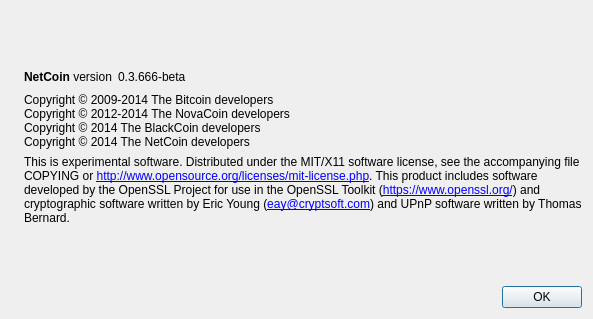
Meee32/net2-1, file src/qt/forms/aboutdialog.ui: the form before one commit.
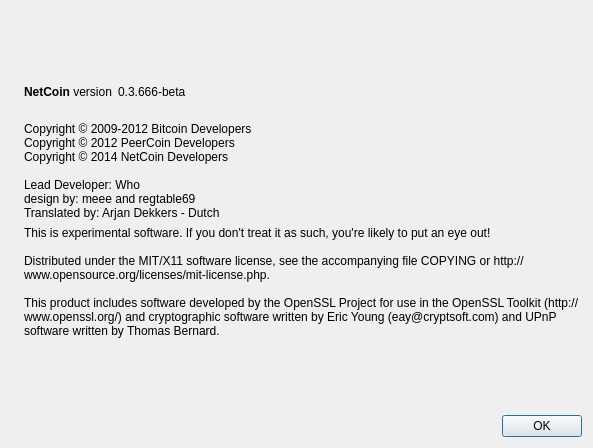
The form after the commit. Icons and pictures are not drawn.

What changed in the file:
```diff
--- a/src/qt/forms/aboutdialog.ui
+++ b/src/qt/forms/aboutdialog.ui
@@ -7,12 +7,15 @@
     <x>0</x>
     <y>0</y>
     <width>593</width>
-    <height>319</height>
+    <height>448</height>
    </rect>
   </property>
   <property name="windowTitle">
    <string>About NetCoin</string>
   </property>
+  <property name="styleSheet">
+   <string notr="true"/>
+  </property>
   <layout class="QHBoxLayout" name="horizontalLayout_2">
    <item>
     <widget class="QLabel" name="label_4">
@@ -31,6 +34,124 @@
     <layout class="QVBoxLayout" name="verticalLayout_2">
      <item>
       <spacer name="verticalSpacer_2">
+       <property name="palette">
+        <palette>
+         <active>
+          <colorrole role="WindowText">
+           <brush brushstyle="SolidPattern">
+            <color alpha="255">
+             <red>255</red>
+             <green>170</green>
+             <blue>0</blue>
+            </color>
+           </brush>
+          </colorrole>
+          <colorrole role="Text">
+           <brush brushstyle="SolidPattern">
+            <color alpha="255">
+             <red>255</red>
+             <green>170</green>
+             <blue>0</blue>
+            </color>
+           </brush>
+          </colorrole>
+          <colorrole role="BrightText">
+           <brush brushstyle="SolidPattern">
+            <color alpha="255">
+             <red>255</red>
+             <green>170</green>
+             <blue>0</blue>
+            </color>
+           </brush>
+          </colorrole>
+          <colorrole role="ButtonText">
+           <brush brushstyle="SolidPattern">
+            <color alpha="255">
+             <red>255</red>
+             <green>170</green>
+             <blue>0</blue>
+            </color>
+           </brush>
+          </colorrole>
+         </active>
+         <inactive>
+          <colorrole role="WindowText">
+           <brush brushstyle="SolidPattern">
+            <color alpha="255">
+             <red>255</red>
+             <green>170</green>
+             <blue>0</blue>
+            </color>
+           </brush>
+          </colorrole>
+          <colorrole role="Text">
+           <brush brushstyle="SolidPattern">
+            <color alpha="255">
+             <red>255</red>
+             <green>170</green>
+             <blue>0</blue>
+            </color>
+           </brush>
+          </colorrole>
+          <colorrole role="BrightText">
+           <brush brushstyle="SolidPattern">
+            <color alpha="255">
+             <red>255</red>
+             <green>170</green>
+             <blue>0</blue>
+            </color>
+           </brush>
+          </colorrole>
+          <colorrole role="ButtonText">
+           <brush brushstyle="SolidPattern">
+            <color alpha="255">
+             <red>255</red>
+             <green>170</green>
+             <blue>0</blue>
+            </color>
+           </brush>
+          </colorrole>
+         </inactive>
+         <disabled>
+          <colorrole role="WindowText">
+           <brush brushstyle="SolidPattern">
+            <color alpha="255">
+             <red>159</red>
+             <green>158</green>
+             <blue>158</blue>
+            </color>
+           </brush>
+          </colorrole>
+          <colorrole role="Text">
+           <brush brushstyle="SolidPattern">
+            <color alpha="255">
+             <red>159</red>
+             <green>158</green>
+             <blue>158</blue>
+            </color>
+           </brush>
+          </colorrole>
+          <colorrole role="BrightText">
+           <brush brushstyle="SolidPattern">
+            <color alpha="255">
+             <red>255</red>
+             <green>170</green>
+             <blue>0</blue>
+            </color>
+           </brush>
+          </colorrole>
+          <colorrole role="ButtonText">
+           <brush brushstyle="SolidPattern">
+            <color alpha="255">
+             <red>159</red>
+             <green>158</green>
+             <blue>158</blue>
+            </color>
+           </brush>
+          </colorrole>
+         </disabled>
+        </palette>
+       </property>
        <property name="orientation">
         <enum>Qt::Vertical</enum>
        </property>
@@ -72,6 +193,124 @@
        </item>
        <item>
         <spacer name="horizontalSpacer">
+         <property name="palette">
+          <palette>
+           <active>
+            <colorrole role="WindowText">
+             <brush brushstyle="SolidPattern">
+              <color alpha="255">
+               <red>255</red>
+               <green>170</green>
+               <blue>0</blue>
+              </color>
+             </brush>
+            </colorrole>
+            <colorrole role="Text">
+             <brush brushstyle="SolidPattern">
+              <color alpha="255">
+               <red>255</red>
+               <green>170</green>
+               <blue>0</blue>
+              </color>
+             </brush>
+            </colorrole>
+            <colorrole role="BrightText">
+             <brush brushstyle="SolidPattern">
+              <color alpha="255">
+               <red>255</red>
+               <green>170</green>
+               <blue>0</blue>
+              </color>
+             </brush>
+            </colorrole>
+            <colorrole role="ButtonText">
+             <brush brushstyle="SolidPattern">
+              <color alpha="255">
+               <red>255</red>
+               <green>170</green>
+               <blue>0</blue>
+              </color>
+             </brush>
+            </colorrole>
+           </active>
+           <inactive>
+            <colorrole role="WindowText">
+             <brush brushstyle="SolidPattern">
+              <color alpha="255">
+               <red>255</red>
+               <green>170</green>
+               <blue>0</blue>
+              </color>
+             </brush>
+            </colorrole>
+            <colorrole role="Text">
+             <brush brushstyle="SolidPattern">
+              <color alpha="255">
+               <red>255</red>
+               <green>170</green>
+               <blue>0</blue>
+              </color>
+             </brush>
+            </colorrole>
+            <colorrole role="BrightText">
+             <brush brushstyle="SolidPattern">
+              <color alpha="255">
+               <red>255</red>
+               <green>170</green>
+               <blue>0</blue>
+              </color>
+             </brush>
+            </colorrole>
+            <colorrole role="ButtonText">
+             <brush brushstyle="SolidPattern">
+              <color alpha="255">
+               <red>255</red>
+               <green>170</green>
+               <blue>0</blue>
+              </color>
+             </brush>
+            </colorrole>
+           </inactive>
+           <disabled>
+            <colorrole role="WindowText">
+             <brush brushstyle="SolidPattern">
+              <color alpha="255">
+               <red>159</red>
+               <green>158</green>
+               <blue>158</blue>
+              </color>
+             </brush>
+            </colorrole>
+            <colorrole role="Text">
+             <brush brushstyle="SolidPattern">
+              <color alpha="255">
+               <red>159</red>
+               <green>158</green>
+               <blue>158</blue>
+              </color>
+             </brush>
+            </colorrole>
+            <colorrole role="BrightText">
+             <brush brushstyle="SolidPattern">
+              <color alpha="255">
+               <red>255</red>
+               <green>170</green>
+               <blue>0</blue>
+              </color>
+             </brush>
+            </colorrole>
+            <colorrole role="ButtonText">
+             <brush brushstyle="SolidPattern">
+              <color alpha="255">
+               <red>159</red>
+               <green>158</green>
+               <blue>158</blue>
+              </color>
+             </brush>
+            </colorrole>
+           </disabled>
+          </palette>
+         </property>
          <property name="orientation">
           <enum>Qt::Horizontal</enum>
          </property>
@@ -91,31 +330,31 @@
         <cursorShape>IBeamCursor</cursorShape>
        </property>
        <property name="text">
-        <string>Copyright © 2009-2014 The Bitcoin developers
-Copyright © 2012-2014 The NovaCoin developers
-Copyright © 2014 The BlackCoin developers
-Copyright © 2014 The NetCoin developers</string>
-       </property>
-       <property name="textInteractionFlags">
-        <set>Qt::LinksAccessibleByMouse|Qt::TextSelectableByKeyboard|Qt::TextSelectableByMouse</set>
-       </property>
-      </widget>
-     </item>
-     <item>
-      <widget class="QLabel" name="label_2">
-       <property name="cursor">
-        <cursorShape>IBeamCursor</cursorShape>
-       </property>
-       <property name="text">
         <string>
-This is experimental software.
+Copyright © 2009-2012 Bitcoin Developers
+Copyright © 2012 PeerCoin Developers
+Copyright © 2014 NetCoin Developers
 
-Distributed under the MIT/X11 software license, see the accompanying file COPYING or &lt;a href=&quot;http://www.opensource.org/licenses/mit-license.php&quot;&gt;http://www.opensource.org/licenses/mit-license.php&lt;/a&gt;.
-
-This product includes software developed by the OpenSSL Project for use in the OpenSSL Toolkit (&lt;a href=&quot;https://www.openssl.org/&quot;&gt;https://www.openssl.org/&lt;/a&gt;) and cryptographic software written by Eric Young (&lt;a href=&quot;mailto:eay@cryptsoft.com&quot;&gt;eay@cryptsoft.com&lt;/a&gt;) and UPnP software written by Thomas Bernard.</string>
+Lead Developer: Who
+design by: meee and regtable69
+Translated by: Arjan Dekkers - Dutch</string>
        </property>
-       <property name="textFormat">
-        <enum>Qt::RichText</enum>
+       <property name="textInteractionFlags">
+        <set>Qt::LinksAccessibleByMouse|Qt::TextSelectableByKeyboard|Qt::TextSelectableByMouse</set>
+       </property>
+      </widget>
+     </item>
+     <item>
+      <widget class="QLabel" name="label_2">
+       <property name="cursor">
+        <cursorShape>IBeamCursor</cursorShape>
+       </property>
+       <property name="text">
+        <string>This is experimental software. If you don't treat it as such, you're likely to put an eye out!
+
+Distributed under the MIT/X11 software license, see the accompanying file COPYING or http://www.opensource.org/licenses/mit-license.php.
+
+This product includes software developed by the OpenSSL Project for use in the OpenSSL Toolkit (http://www.openssl.org/) and cryptographic software written by Eric Young (eay@cryptsoft.com) and UPnP software written by Thomas Bernard.</string>
        </property>
        <property name="wordWrap">
         <bool>true</bool>
@@ -127,6 +366,124 @@
      </item>
      <item>
       <spacer name="verticalSpacer">
+       <property name="palette">
+        <palette>
+         <active>
+          <colorrole role="WindowText">
+           <brush brushstyle="SolidPattern">
+            <color alpha="255">
+             <red>255</red>
+             <green>170</green>
+             <blue>0</blue>
+            </color>
+           </brush>
+          </colorrole>
+          <colorrole role="Text">
+           <brush brushstyle="SolidPattern">
+            <color alpha="255">
+             <red>255</red>
+             <green>170</green>
+             <blue>0</blue>
+            </color>
+           </brush>
+          </colorrole>
+          <colorrole role="BrightText">
+           <brush brushstyle="SolidPattern">
+            <color alpha="255">
+             <red>255</red>
+             <green>170</green>
+             <blue>0</blue>
+            </color>
+           </brush>
+          </colorrole>
+          <colorrole role="ButtonText">
+           <brush brushstyle="SolidPattern">
+            <color alpha="255">
+             <red>255</red>
+             <green>170</green>
+             <blue>0</blue>
+            </color>
+           </brush>
+          </colorrole>
+         </active>
+         <inactive>
+          <colorrole role="WindowText">
+           <brush brushstyle="SolidPattern">
+            <color alpha="255">
+             <red>255</red>
+             <green>170</green>
+             <blue>0</blue>
+            </color>
+           </brush>
+          </colorrole>
+          <colorrole role="Text">
+           <brush brushstyle="SolidPattern">
+            <color alpha="255">
+             <red>255</red>
+             <green>170</green>
+             <blue>0</blue>
+            </color>
+           </brush>
+          </colorrole>
+          <colorrole role="BrightText">
+           <brush brushstyle="SolidPattern">
+            <color alpha="255">
+             <red>255</red>
+             <green>170</green>
+             <blue>0</blue>
+            </color>
+           </brush>
+          </colorrole>
+          <colorrole role="ButtonText">
+           <brush brushstyle="SolidPattern">
+            <color alpha="255">
+             <red>255</red>
+             <green>170</green>
+             <blue>0</blue>
+            </color>
+           </brush>
+          </colorrole>
+         </inactive>
+         <disabled>
+          <colorrole role="WindowText">
+           <brush brushstyle="SolidPattern">
+            <color alpha="255">
+             <red>159</red>
+             <green>158</green>
+             <blue>158</blue>
+            </color>
+           </brush>
+          </colorrole>
+          <colorrole role="Text">
+           <brush brushstyle="SolidPattern">
+            <color alpha="255">
+             <red>159</red>
+             <green>158</green>
+             <blue>158</blue>
+            </color>
+           </brush>
+          </colorrole>
+          <colorrole role="BrightText">
+           <brush brushstyle="SolidPattern">
+            <color alpha="255">
+             <red>255</red>
+             <green>170</green>
+             <blue>0</blue>
+            </color>
+           </brush>
+          </colorrole>
+          <colorrole role="ButtonText">
+           <brush brushstyle="SolidPattern">
+            <color alpha="255">
+             <red>159</red>
+             <green>158</green>
+             <blue>158</blue>
+            </color>
+           </brush>
+          </colorrole>
+         </disabled>
+        </palette>
+       </property>
        <property name="orientation">
         <enum>Qt::Vertical</enum>
        </property>
@@ -140,6 +497,9 @@
      </item>
      <item>
       <widget class="QDialogButtonBox" name="buttonBox">
+       <property name="styleSheet">
+        <string notr="true"/>
+       </property>
        <property name="orientation">
         <enum>Qt::Horizontal</enum>
        </property>
```
